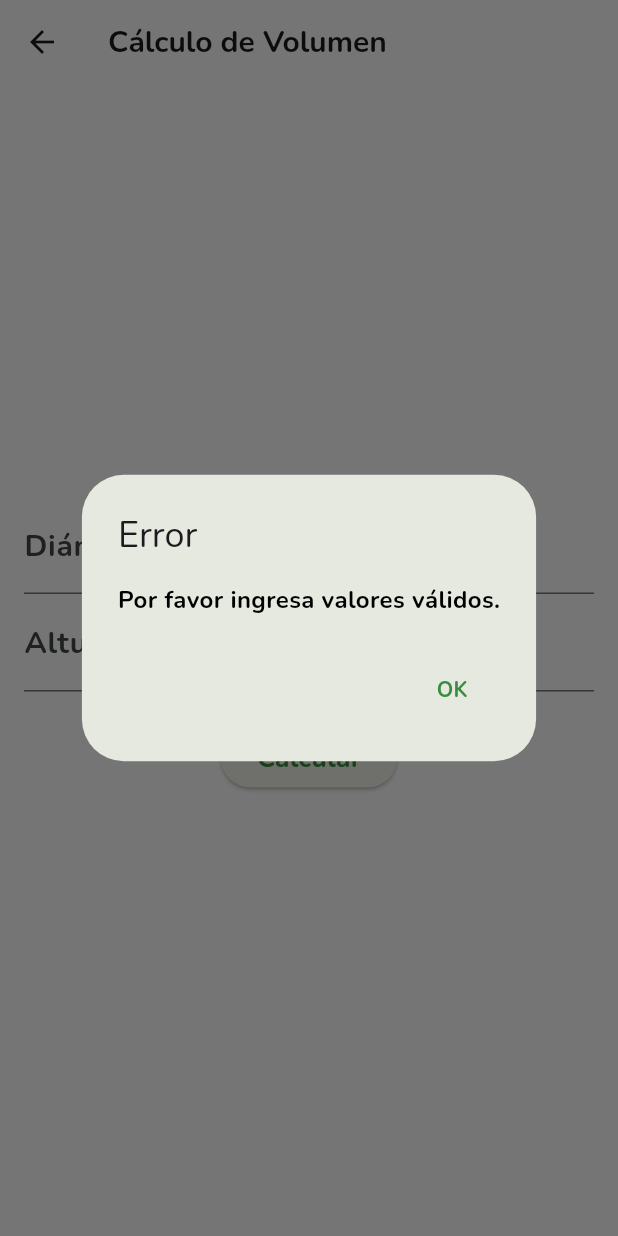
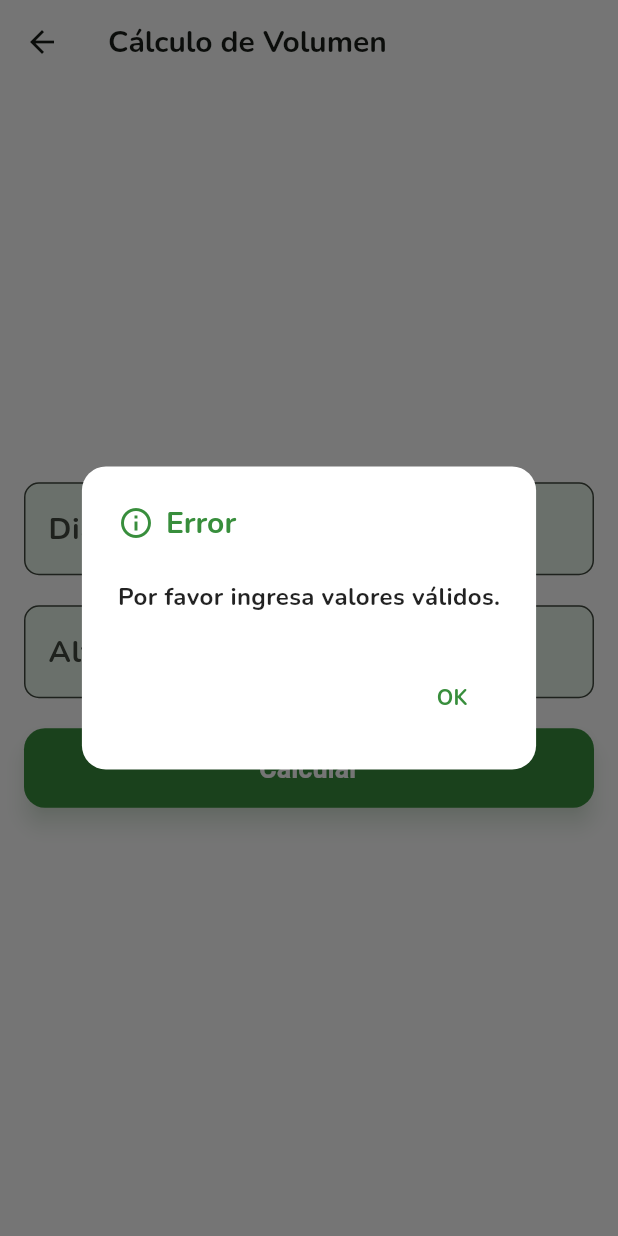
Before and after one commit to albertholto0/Calculadora-biomasa, a Flutter app: the VolumenCalculator screen opened directly, after a tap on "Calcular", on a phone screen of 412 x 824 dp. Run offline on Flutter 3.47's test engine with Material 3 defaults, Android fonts, the phone set to English and light mode, and no system bars; our stand-ins replace google_fonts.

Commit message:
Se modificó el diseño en gran medida

```diff
--- a/calculadora_biomasa/lib/configurations/app_theme.dart
+++ b/calculadora_biomasa/lib/configurations/app_theme.dart
@@ -3,10 +3,11 @@ import 'package:google_fonts/google_fonts.dart';
 
 final appColorScheme = ColorScheme.fromSeed(
   brightness: Brightness.light,
-  seedColor: const Color.fromARGB(255, 67, 160, 71),
-  surface: const Color.fromARGB(255, 255, 255, 255),
+  seedColor: const Color.fromARGB(255, 56, 142, 60),
   primary: const Color.fromARGB(255, 56, 142, 60),
   secondary: const Color.fromARGB(255, 129, 199, 132),
+  surface: const Color.fromARGB(255, 255, 255, 255),
+  background: const Color.fromARGB(255, 242, 252, 246),
 );
 
 final appTextTheme = GoogleFonts.nunitoTextTheme().copyWith(
--- a/calculadora_biomasa/lib/screens/volumen.dart
+++ b/calculadora_biomasa/lib/screens/volumen.dart
@@ -12,37 +12,59 @@ class VolumenCalculator extends StatefulWidget {
 
 class _VolumenCalculatorState extends State<VolumenCalculator> {
   final TextEditingController _diameterController = TextEditingController();
-  final TextEditingController _heigthController = TextEditingController();
+  final TextEditingController _heightController = TextEditingController();
 
   String results = '';
   String alerta = '';
 
   void _calculateVolumen() {
+    double a = 0.0;
+    double b = 0.0;
+    double c = 0.0;
+
     final diametro = double.tryParse(_diameterController.text);
-    final altura = double.tryParse(_heigthController.text);
+    final altura = double.tryParse(_heightController.text);
 
+    // Validación básica de entrada
     if (diametro == null || altura == null || diametro <= 0 || altura <= 0) {
       alertScreen(context, 'Error', 'Por favor ingresa valores válidos.');
+      setState(() => results = '');
       return;
     }
 
-    if (diametro >= 400 && altura > 60) {
+    // Validación de diámetro mínimo
+    if (diametro < 7.5) {
       alertScreen(
         context,
-        "Alerta",
-        "Verifica si el diametro ingresado es el correcto. Además, es dificil encontrar arboles con 60 metros de alto. Verifica si la altura es la correcta",
+        "Error",
+        "El diametro basal debe ser mayor o igual a 7.5 cm",
       );
-    }
-    if (diametro >= 400) {
-      alerta = "Verifica si el diametro ingresado es el correcto";
-    } else {
-      if (altura > 60) {
-        alerta =
-            "Es dificil encontrar arboles con 60 metros de alto. Verifica si la altura es la correcta";
-      }
+      setState(
+        () => results = "El diametro basal debe ser mayor o igual a 7.5 cm",
+      );
+      return;
     }
 
-    double a, b, c;
+    // Alertas de verificación
+    bool mostrarAlerta = false;
+    String mensajeAlerta = '';
+
+    if (diametro >= 400 && altura > 60) {
+      mensajeAlerta =
+          "Verifica si el diametro basal ingresado es el correcto. Además, es dificil encontrar arboles con 60 metros de alto. Verifica si la altura es la correcta";
+      mostrarAlerta = true;
+    } else if (diametro >= 400) {
+      mensajeAlerta = "Verifica si el diametro basal ingresado es el correcto";
+      mostrarAlerta = true;
+    } else if (altura > 60) {
+      mensajeAlerta =
+          "Es dificil encontrar arboles con 60 metros de alto. Verifica si la altura es la correcta";
+      mostrarAlerta = true;
+    }
+
+    if (mostrarAlerta) {
+      alertScreen(context, "Alerta", mensajeAlerta);
+    }
 
     if (diametro >= 7.5 && diametro < 12.5) {
       a = 0.000049;
@@ -88,16 +110,6 @@ class _VolumenCalculatorState extends State<VolumenCalculator> {
       a = 0.000567;
       b = 1.555316;
       c = 0.747727;
-    } else {
-      alertScreen(
-        context,
-        "Error",
-        "El diametro debe ser mayor o igual a 7.5 cm",
-      );
-      setState(() {
-        results = "El diametro debe ser mayor o igual a 7.5 cm";
-      });
-      return;
     }
 
     final volumen = a * pow(diametro, b) * pow(altura, c);
@@ -122,26 +134,46 @@ class _VolumenCalculatorState extends State<VolumenCalculator> {
           mainAxisAlignment: MainAxisAlignment.center,
           children: [
             TextField(
-              style: TextStyle(color: Colors.black),
               controller: _diameterController,
-              decoration: const InputDecoration(
-                labelText: 'Diámetro normal (cm)',
+              decoration: InputDecoration(
+                labelText: 'Diámetro basal (cm)',
+                border: OutlineInputBorder(
+                  borderRadius: BorderRadius.circular(10),
+                ),
+                filled: true,
+                fillColor: Colors.green[50],
               ),
               keyboardType: TextInputType.number,
+              style: const TextStyle(color: Colors.black),
             ),
+            const SizedBox(height: 20),
             TextField(
-              style: TextStyle(color: Colors.black),
-              controller: _heigthController,
-              decoration: const InputDecoration(labelText: 'Altura total (m)'),
+              controller: _heightController,
+              decoration: InputDecoration(
+                labelText: 'Altura (m)',
+                border: OutlineInputBorder(
+                  borderRadius: BorderRadius.circular(10),
+                ),
+                filled: true,
+                fillColor: Colors.green[50],
+              ),
               keyboardType: TextInputType.number,
+              style: const TextStyle(color: Colors.black),
             ),
             const SizedBox(height: 20),
             ButtonWithFunction(text: 'Calcular', onPressed: _calculateVolumen),
             const SizedBox(height: 20),
             if (results.isNotEmpty)
-              Text(
-                results,
-                style: const TextStyle(fontSize: 16, color: Colors.black),
+              Card(
+                elevation: 5,
+                margin: const EdgeInsets.all(16),
+                child: Padding(
+                  padding: const EdgeInsets.all(16),
+                  child: Text(
+                    results,
+                    style: const TextStyle(fontSize: 16, color: Colors.black),
+                  ),
+                ),
               ),
           ],
         ),
--- a/calculadora_biomasa/lib/widget/alerts.dart
+++ b/calculadora_biomasa/lib/widget/alerts.dart
@@ -8,14 +8,43 @@ Future<dynamic> alertScreen(
   return showDialog(
     context: context,
     builder: (context) => AlertDialog(
-      title: Text(title),
-      content: Text(content, style: const TextStyle(color: Colors.black)),
+      backgroundColor: Theme.of(context).colorScheme.surface,
+      shape: RoundedRectangleBorder(borderRadius: BorderRadius.circular(16)),
+      title: Row(
+        children: [
+          Icon(
+            Icons.info_outline,
+            color: Theme.of(context).colorScheme.primary,
+          ),
+          const SizedBox(width: 8),
+          Expanded(
+            child: Text(
+              title,
+              style: TextStyle(
+                color: Theme.of(context).colorScheme.primary,
+                fontWeight: FontWeight.bold,
+                fontSize: 20,
+              ),
+            ),
+          ),
+        ],
+      ),
+      content: Padding(
+        padding: const EdgeInsets.symmetric(vertical: 8.0),
+        child: Text(
+          content,
+          style: const TextStyle(fontSize: 16, color: Colors.black87),
+        ),
+      ),
       actions: [
         TextButton(
           onPressed: () => Navigator.pop(context),
-          child: const Text(
+          child: Text(
             'OK',
-            style: TextStyle(fontWeight: FontWeight.bold),
+            style: TextStyle(
+              color: Theme.of(context).colorScheme.primary,
+              fontWeight: FontWeight.bold,
+            ),
           ),
         ),
       ],
--- a/calculadora_biomasa/lib/widget/buttons.dart
+++ b/calculadora_biomasa/lib/widget/buttons.dart
@@ -19,16 +19,79 @@ class ButtonWithFunction extends StatelessWidget {
     super.key,
     required this.text,
     required this.onPressed,
+    this.icon,
   });
 
   final String text;
   final VoidCallback onPressed;
+  final IconData? icon;
 
   @override
   Widget build(BuildContext context) {
-    return ElevatedButton(
-      onPressed: onPressed,
-      child: ButtonCommon(text: text),
+    return SizedBox(
+      width: double.infinity, // Ocupa todo el ancho disponible
+      child: ElevatedButton(
+        onPressed: onPressed,
+        style: ElevatedButton.styleFrom(
+          backgroundColor: Theme.of(context).colorScheme.primary,
+          foregroundColor: Colors.white,
+          elevation: 6,
+          shadowColor: Theme.of(context).colorScheme.secondary.withOpacity(0.4),
+          shape: RoundedRectangleBorder(
+            borderRadius: BorderRadius.circular(14),
+          ),
+          padding: const EdgeInsets.symmetric(horizontal: 24, vertical: 16),
+          textStyle: const TextStyle(fontSize: 18, fontWeight: FontWeight.bold),
+          overlayColor: Theme.of(
+            context,
+          ).colorScheme.secondary.withOpacity(0.1),
+        ),
+        child: Row(
+          mainAxisSize: MainAxisSize.min,
+          mainAxisAlignment: MainAxisAlignment.center,
+          children: [
+            if (icon != null) Icon(icon, size: 24, color: Colors.white),
+            if (icon != null) const SizedBox(width: 10),
+            Text(
+              text,
+              style: const TextStyle(fontSize: 18, fontWeight: FontWeight.bold),
+            ),
+          ],
+        ),
+      ),
     );
   }
 }
+
+Widget buttonHomeScreen(
+  BuildContext context,
+  String text,
+  IconData icon,
+  VoidCallback onPressed,
+) {
+  return SizedBox(
+    width: 250,
+    height: 60,
+    child: ElevatedButton(
+      onPressed: onPressed,
+      style: ElevatedButton.styleFrom(
+        backgroundColor: Theme.of(context).colorScheme.primary,
+        foregroundColor: Colors.white,
+        shape: RoundedRectangleBorder(borderRadius: BorderRadius.circular(15)),
+        elevation: 5,
+        shadowColor: Colors.green[300],
+      ),
+      child: Row(
+        mainAxisAlignment: MainAxisAlignment.center,
+        children: [
+          Icon(icon, size: 24),
+          const SizedBox(width: 10),
+          Text(
+            text,
+            style: const TextStyle(fontSize: 18, fontWeight: FontWeight.bold),
+          ),
+        ],
+      ),
+    ),
+  );
+}
```
Also changed, not shown: calculadora_biomasa/lib/screens/home_screen.dart (+14 -23 lines), calculadora_biomasa/lib/screens/vol_biomass.dart (+17 -5 lines).
